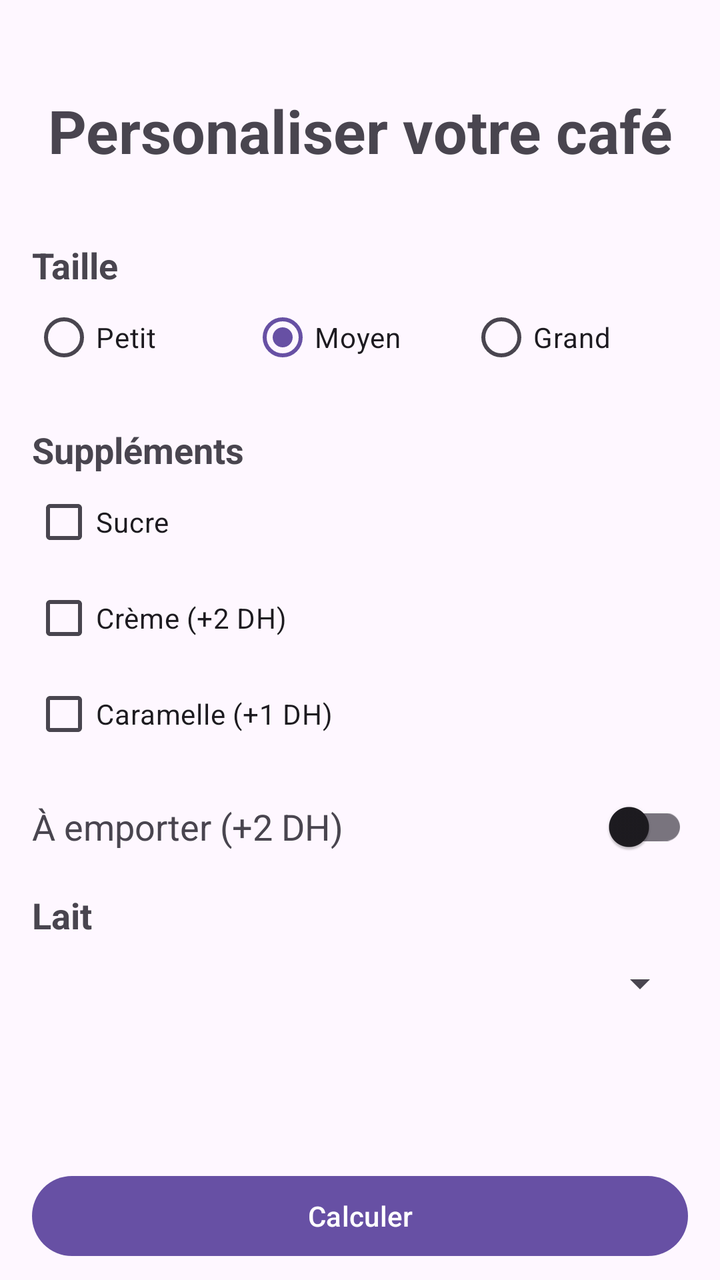
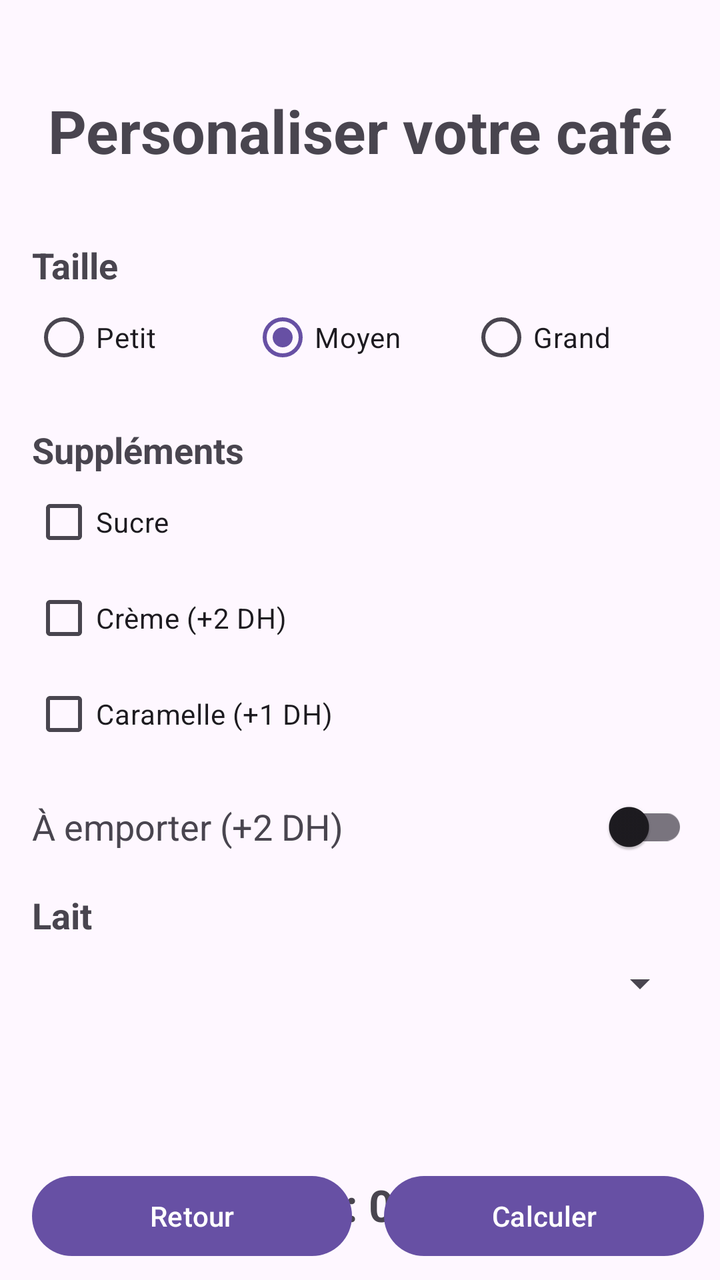

Before-and-after screenshots of an Android layout around one commit, followed by the original layout XML and the change that was made.
<!-- AndroidManifest.xml: application theme Theme.Cafeexpress -->
<!-- res/layout/activity_personalization.xml -->
<?xml version="1.0" encoding="utf-8"?>
<androidx.constraintlayout.widget.ConstraintLayout xmlns:android="http://schemas.android.com/apk/res/android"
    xmlns:app="http://schemas.android.com/apk/res-auto"
    xmlns:tools="http://schemas.android.com/tools"
    android:id="@+id/main"
    android:layout_width="match_parent"
    android:layout_height="match_parent"
    tools:context=".PersonalizationActivity">

    <TextView
        android:id="@+id/titrePersonaliser"
        android:layout_width="wrap_content"
        android:layout_height="wrap_content"
        android:layout_marginTop="45dp"
        android:text="Personaliser votre café"
        android:textSize="30sp"
        android:textStyle="bold"
        app:layout_constraintEnd_toEndOf="parent"
        app:layout_constraintStart_toStartOf="parent"
        app:layout_constraintTop_toTopOf="parent" />

    <TextView
        android:id="@+id/lblTaille"
        android:layout_width="0dp"
        android:layout_height="wrap_content"
        android:layout_marginStart="16dp"
        android:layout_marginTop="35dp"
        android:text="Taille"
        android:textSize="18sp"
        android:textStyle="bold"
        app:layout_constraintStart_toStartOf="parent"
        app:layout_constraintTop_toBottomOf="@id/titrePersonaliser" />

    <RadioGroup
        android:id="@+id/rgTaille"
        android:layout_width="0dp"
        android:layout_height="wrap_content"
        android:layout_marginStart="16dp"
        android:layout_marginEnd="16dp"
        android:orientation="horizontal"
        app:layout_constraintEnd_toEndOf="parent"
        app:layout_constraintStart_toStartOf="parent"
        app:layout_constraintTop_toBottomOf="@id/lblTaille">

        <RadioButton
            android:id="@+id/rbPetit"
            android:layout_width="0dp"
            android:layout_height="wrap_content"
            android:layout_weight="1"
            android:text="Petit" />

        <RadioButton
            android:id="@+id/rbMoyen"
            android:layout_width="0dp"
            android:layout_height="wrap_content"
            android:checked="true"
            android:layout_weight="1"
            android:text="Moyen" />

        <RadioButton
            android:id="@+id/rbGrand"
            android:layout_width="0dp"
            android:layout_height="wrap_content"
            android:layout_weight="1"
            android:text="Grand" />

    </RadioGroup>

    <TextView
        android:id="@+id/lblSupplements"
        android:layout_width="0dp"
        android:layout_height="wrap_content"
        android:layout_marginStart="16dp"
        android:layout_marginTop="20dp"
        android:text="Suppléments"
        android:textSize="18sp"
        android:textStyle="bold"
        app:layout_constraintStart_toStartOf="parent"
        app:layout_constraintTop_toBottomOf="@id/rgTaille" />

    <CheckBox
        android:id="@+id/cbSucre"
        android:layout_width="0dp"
        android:layout_height="wrap_content"
        android:layout_marginStart="16dp"
        android:text="Sucre"
        app:layout_constraintStart_toStartOf="parent"
        app:layout_constraintTop_toBottomOf="@id/lblSupplements" />

    <CheckBox
        android:id="@+id/cbCreme"
        android:layout_width="0dp"
        android:layout_height="wrap_content"
        android:layout_marginStart="16dp"
        android:text="Crème (+2 DH)"
        app:layout_constraintStart_toStartOf="parent"
        app:layout_constraintTop_toBottomOf="@id/cbSucre" />

    <CheckBox
        android:id="@+id/cbCaramelle"
        android:layout_width="0dp"
        android:layout_height="wrap_content"
        android:layout_marginStart="16dp"
        android:text="Caramelle (+1 DH)"
        app:layout_constraintStart_toStartOf="parent"
        app:layout_constraintTop_toBottomOf="@id/cbCreme" />

    <TextView
        android:id="@+id/lblEmporter"
        android:layout_width="wrap_content"
        android:layout_height="wrap_content"
        android:layout_marginStart="16dp"
        android:layout_marginTop="20dp"
        android:text="À emporter (+2 DH)"
        android:textSize="18sp"
        app:layout_constraintStart_toStartOf="parent"
        app:layout_constraintTop_toBottomOf="@id/cbCaramelle" />

    <androidx.appcompat.widget.SwitchCompat
        android:id="@+id/swEmporter"
        android:layout_width="wrap_content"
        android:layout_height="wrap_content"
        android:layout_marginEnd="16dp"
        app:layout_constraintBottom_toBottomOf="@id/lblEmporter"
        app:layout_constraintEnd_toEndOf="parent"
        app:layout_constraintTop_toTopOf="@id/lblEmporter" />

    <TextView
        android:id="@+id/lblLait"
        android:layout_width="wrap_content"
        android:layout_height="wrap_content"
        android:layout_marginStart="16dp"
        android:layout_marginTop="20dp"
        android:text="Lait"
        android:textSize="18sp"
        android:textStyle="bold"
        app:layout_constraintStart_toStartOf="parent"
        app:layout_constraintTop_toBottomOf="@id/lblEmporter" />

    <Spinner
        android:id="@+id/spnLait"
        android:layout_width="0dp"
        android:layout_height="wrap_content"
        android:layout_marginHorizontal="16dp"
        android:layout_marginTop="10dp"
        app:layout_constraintEnd_toEndOf="parent"
        app:layout_constraintStart_toStartOf="parent"
        app:layout_constraintTop_toBottomOf="@id/lblLait" />


    <TextView
        android:id="@+id/txtResultPhrase"
        android:layout_width="0dp"
        android:layout_height="wrap_content"
        android:layout_marginHorizontal="20dp"
        android:layout_marginTop="40dp"
        android:gravity="center"
        app:layout_constraintBottom_toTopOf="@id/txtPrixTotal"
        app:layout_constraintEnd_toEndOf="parent"
        app:layout_constraintStart_toStartOf="parent"
        app:layout_constraintTop_toBottomOf="@id/spnLait" />

    <TextView
        android:id="@+id/txtPrixTotal"
        android:layout_width="0dp"
        android:layout_height="wrap_content"
        android:layout_marginHorizontal="20dp"
        android:layout_marginTop="25dp"
        android:gravity="center"
        android:text="Prix : 0 DH"
        android:textSize="22sp"
        android:textStyle="bold"
        app:layout_constraintEnd_toEndOf="parent"
        app:layout_constraintStart_toStartOf="parent"
        app:layout_constraintTop_toBottomOf="@id/txtResultPhrase" />

    <Button
        android:id="@+id/btnCalculer"
        android:layout_width="0dp"
        android:layout_height="wrap_content"
        android:layout_marginHorizontal="16dp"
        android:layout_marginBottom="8dp"
        android:text="Calculer"
        app:layout_constraintBottom_toBottomOf="parent"
        app:layout_constraintEnd_toEndOf="parent"
        app:layout_constraintStart_toStartOf="parent" />

</androidx.constraintlayout.widget.ConstraintLayout>
<!-- resources referenced by this layout -->
<resources>
  <style name="Theme.Cafeexpress" parent="Base.Theme.Cafeexpress" />
  <style name="Base.Theme.Cafeexpress" parent="Theme.Material3.DayNight.NoActionBar">
          
          
      </style>
</resources>

<!-- the commit's change to res/layout/activity_personalization.xml (unified diff, before → after) -->
@@ -175,14 +175,27 @@
         app:layout_constraintTop_toBottomOf="@id/txtResultPhrase" />
 
     <Button
+        android:id="@+id/btnRetour"
+        android:layout_width="0dp"
+        android:layout_height="wrap_content"
+        android:layout_marginHorizontal="16dp"
+        android:layout_marginBottom="8dp"
+        android:text="Retour"
+        app:layout_constraintHorizontal_weight="1"
+        app:layout_constraintBottom_toBottomOf="parent"
+        app:layout_constraintEnd_toStartOf="@id/btnCalculer"
+        app:layout_constraintStart_toStartOf="parent" />
+
+    <Button
         android:id="@+id/btnCalculer"
         android:layout_width="0dp"
         android:layout_height="wrap_content"
-        android:layout_marginHorizontal="16dp"
+        android:layout_marginEnd="8dp"
         android:layout_marginBottom="8dp"
         android:text="Calculer"
         app:layout_constraintBottom_toBottomOf="parent"
-        app:layout_constraintEnd_toEndOf="parent"
-        app:layout_constraintStart_toStartOf="parent" />
+        app:layout_constraintHorizontal_weight="1"
+        app:layout_constraintEnd_toEndOf="parent"
+        app:layout_constraintStart_toEndOf="@id/btnRetour" />
 
 </androidx.constraintlayout.widget.ConstraintLayout>
